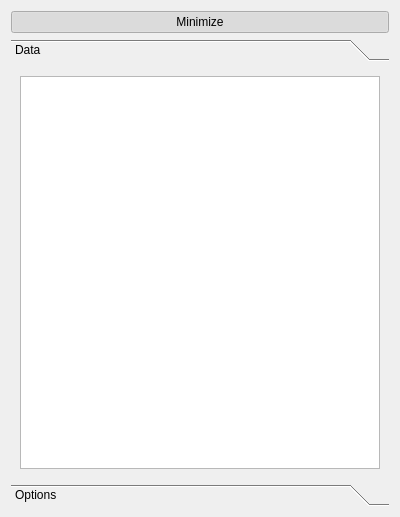
Old version of the form MNE/disp3DNew/control/control3dwidget.ui in the repository mne-tools/mne-cpp.
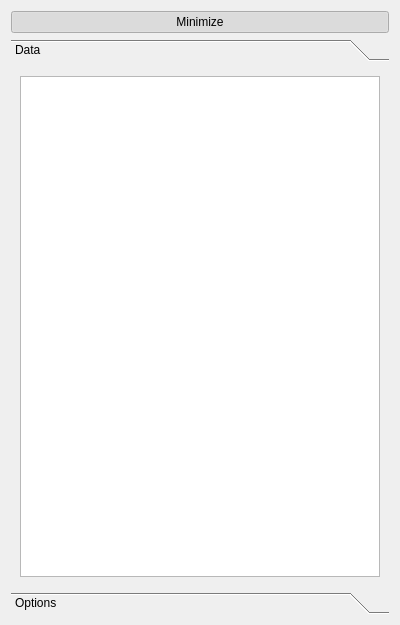
New version of the form.

```diff
--- a/MNE/disp3DNew/control/control3dwidget.ui
+++ b/MNE/disp3DNew/control/control3dwidget.ui
@@ -7,7 +7,7 @@
     <x>0</x>
     <y>0</y>
     <width>400</width>
-    <height>517</height>
+    <height>625</height>
    </rect>
   </property>
   <property name="windowTitle">
@@ -40,7 +40,7 @@
           <x>0</x>
           <y>0</y>
           <width>380</width>
-          <height>414</height>
+          <height>522</height>
          </rect>
         </property>
         <attribute name="label">
@@ -58,7 +58,7 @@
            <property name="minimumSize">
             <size>
              <width>0</width>
-             <height>150</height>
+             <height>250</height>
             </size>
            </property>
            <property name="mouseTracking">
```
Left out of the diff: 2 changed lines with no effect on the pictures.
